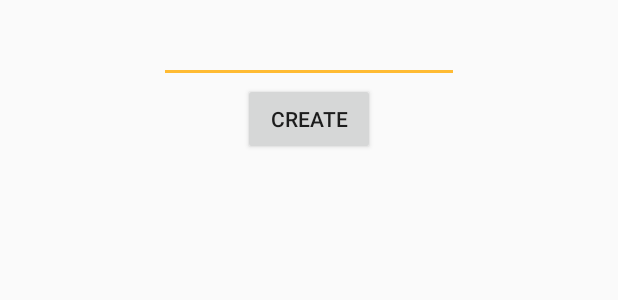
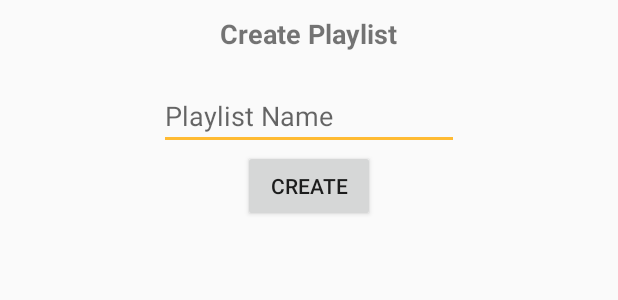
Before and after one commit to eltonvs/unspotify, an Android app: the layout dialog_create_playlist.xml on its own in the app's theme, with its tools: preview values and no code run, on a phone screen of 412 x 824 dp. Shown: the top 300 px of the screen. Run offline under Robolectric (Android 15) with nearby library versions, the phone set to English and light mode, and no system bars.

Commit message:
Added title to Create Playlist Dialog

```diff
--- a/app/src/main/java/com/imd/lp2/unspotify/view/MainActivity.java
+++ b/app/src/main/java/com/imd/lp2/unspotify/view/MainActivity.java
@@ -72,6 +72,7 @@ public class MainActivity extends AppCompatActivity
         View includedLayout = findViewById(R.id.footer); // root View id from that link
         Toolbar toolbar = (Toolbar) findViewById(R.id.toolbar);
         setSupportActionBar(toolbar);
+
         txtCurrentSong = (TextView) includedLayout.findViewById(R.id.txtCurrentSong);
         btPlayPause = (ImageButton) includedLayout.findViewById(R.id.btPlayPause);
         btNext = (ImageButton) includedLayout.findViewById(R.id.btNextSong);
@@ -86,8 +87,7 @@ public class MainActivity extends AppCompatActivity
         btPlayPause.setOnClickListener(btPlayStopListener);
 
         DrawerLayout drawer = (DrawerLayout) findViewById(R.id.drawer_layout);
-        ActionBarDrawerToggle toggle = new ActionBarDrawerToggle(
-                this, drawer, toolbar, R.string.navigation_drawer_open, R.string.navigation_drawer_close);
+        ActionBarDrawerToggle toggle = new ActionBarDrawerToggle(this, drawer, toolbar, R.string.navigation_drawer_open, R.string.navigation_drawer_close);
         drawer.addDrawerListener(toggle);
         toggle.syncState();
 
@@ -112,7 +112,7 @@ public class MainActivity extends AppCompatActivity
             }
         });
         listViewMusics = (ListView) findViewById(R.id.listMusics);
-        if (file == null){
+        if (file == null) {
             readMusic();
             fab.setVisibility(View.GONE);
         }
--- a/app/src/main/res/layout/dialog_create_playlist.xml
+++ b/app/src/main/res/layout/dialog_create_playlist.xml
@@ -4,8 +4,19 @@
     android:layout_height="match_parent"
     android:padding="10dp">
 
+    <TextView
+        android:id="@+id/tvCreatePlaylist"
+        android:textSize="18dp"
+        android:layout_marginBottom="20dp"
+        android:textStyle="bold"
+        android:layout_width="wrap_content"
+        android:layout_height="wrap_content"
+        android:layout_gravity="center_horizontal"
+        android:text="Create Playlist" />
+
     <EditText
         android:id="@+id/edDialogPlaylistName"
+        android:hint="Playlist Name"
         android:layout_width="200dp"
         android:layout_gravity="center_horizontal"
         android:layout_height="wrap_content" />
```
Also changed, not shown: app/src/main/java/com/imd/lp2/unspotify/view/PlaylistsActivity.java (+6 -6 lines). Lines whose indentation alone changed are shown as unchanged.
